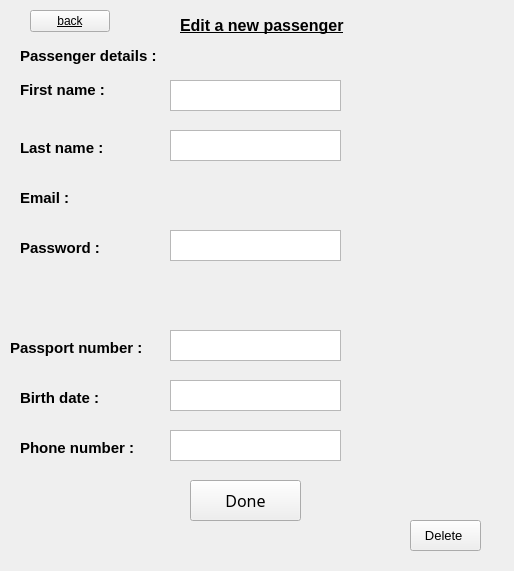
The window that editnewpassenger.ui (Abdelrahman-Shorim/FlightApp) describes before a commit, drawn with Qt 5.
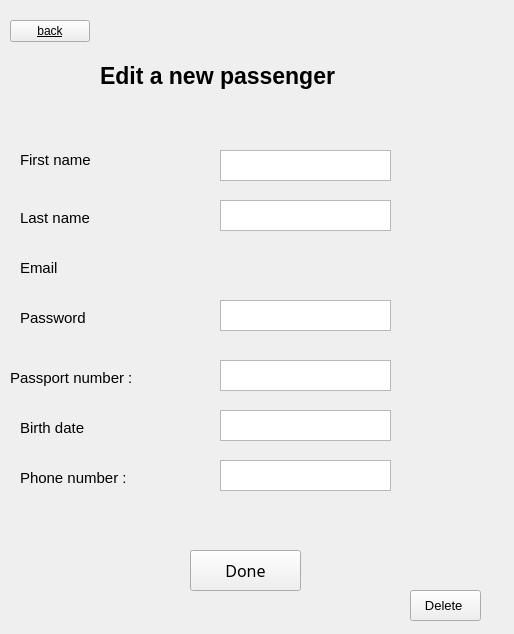
The same window after the commit.

What changed in the file:
```diff
--- a/editnewpassenger.ui
+++ b/editnewpassenger.ui
@@ -7,7 +7,7 @@
     <x>0</x>
     <y>0</y>
     <width>514</width>
-    <height>571</height>
+    <height>634</height>
    </rect>
   </property>
   <property name="font">
@@ -21,50 +21,29 @@
   <widget class="QLabel" name="label">
    <property name="geometry">
     <rect>
-     <x>180</x>
-     <y>10</y>
-     <width>231</width>
-     <height>31</height>
+     <x>100</x>
+     <y>50</y>
+     <width>331</width>
+     <height>51</height>
     </rect>
    </property>
    <property name="font">
     <font>
-     <pointsize>12</pointsize>
+     <pointsize>17</pointsize>
      <weight>75</weight>
      <bold>true</bold>
-     <underline>true</underline>
+     <underline>false</underline>
     </font>
    </property>
    <property name="text">
     <string>Edit a new passenger</string>
    </property>
   </widget>
-  <widget class="QLabel" name="label_2">
-   <property name="geometry">
-    <rect>
-     <x>20</x>
-     <y>40</y>
-     <width>181</width>
-     <height>31</height>
-    </rect>
-   </property>
-   <property name="font">
-    <font>
-     <pointsize>11</pointsize>
-     <weight>75</weight>
-     <bold>true</bold>
-     <underline>false</underline>
-    </font>
-   </property>
-   <property name="text">
-    <string>Passenger details :</string>
-   </property>
-  </widget>
   <widget class="QLabel" name="label_3">
    <property name="geometry">
     <rect>
      <x>20</x>
-     <y>80</y>
+     <y>150</y>
      <width>111</width>
      <height>20</height>
     </rect>
@@ -72,30 +51,37 @@
    <property name="font">
     <font>
      <pointsize>11</pointsize>
-     <weight>75</weight>
-     <bold>true</bold>
+     <weight>50</weight>
+     <bold>false</bold>
      <underline>false</underline>
     </font>
    </property>
    <property name="text">
-    <string>First name :</string>
+    <string>First name </string>
    </property>
   </widget>
   <widget class="QTextEdit" name="firstname">
    <property name="geometry">
     <rect>
-     <x>170</x>
-     <y>80</y>
+     <x>220</x>
+     <y>150</y>
      <width>171</width>
      <height>31</height>
     </rect>
    </property>
+   <property name="font">
+    <font>
+     <weight>50</weight>
+     <bold>false</bold>
+     <underline>true</underline>
+    </font>
+   </property>
   </widget>
   <widget class="QLabel" name="label_4">
    <property name="geometry">
     <rect>
      <x>20</x>
-     <y>140</y>
+     <y>210</y>
      <width>111</width>
      <height>16</height>
     </rect>
@@ -103,24 +89,31 @@
    <property name="font">
     <font>
      <pointsize>11</pointsize>
-     <weight>75</weight>
-     <bold>true</bold>
+     <weight>50</weight>
+     <bold>false</bold>
      <underline>false</underline>
     </font>
    </property>
    <property name="text">
-    <string>Last name :</string>
+    <string>Last name </string>
    </property>
   </widget>
   <widget class="QTextEdit" name="lastname">
    <property name="geometry">
     <rect>
-     <x>170</x>
-     <y>130</y>
+     <x>220</x>
+     <y>200</y>
      <width>171</width>
      <height>31</height>
     </rect>
    </property>
+   <property name="font">
+    <font>
+     <weight>50</weight>
+     <bold>false</bold>
+     <underline>true</underline>
+    </font>
+   </property>
   </widget>
   <widget class="QPushButton" name="pushButton">
    <property name="geometry">
@@ -146,7 +139,7 @@
    <property name="geometry">
     <rect>
      <x>190</x>
-     <y>480</y>
+     <y>550</y>
      <width>111</width>
      <height>41</height>
     </rect>
@@ -184,7 +177,7 @@
    <property name="geometry">
     <rect>
      <x>20</x>
-     <y>190</y>
+     <y>260</y>
      <width>71</width>
      <height>16</height>
     </rect>
@@ -192,20 +185,20 @@
    <property name="font">
     <font>
      <pointsize>11</pointsize>
-     <weight>75</weight>
-     <bold>true</bold>
+     <weight>50</weight>
+     <bold>false</bold>
      <underline>false</underline>
     </font>
    </property>
    <property name="text">
-    <string>Email :</string>
+    <string>Email </string>
    </property>
   </widget>
   <widget class="QLabel" name="label_6">
    <property name="geometry">
     <rect>
      <x>20</x>
-     <y>240</y>
+     <y>310</y>
      <width>101</width>
      <height>16</height>
     </rect>
@@ -213,20 +206,20 @@
    <property name="font">
     <font>
      <pointsize>11</pointsize>
-     <weight>75</weight>
-     <bold>true</bold>
+     <weight>50</weight>
+     <bold>false</bold>
      <underline>false</underline>
     </font>
    </property>
    <property name="text">
-    <string>Password :</string>
+    <string>Password </string>
    </property>
   </widget>
   <widget class="QLabel" name="label_8">
    <property name="geometry">
     <rect>
      <x>10</x>
-     <y>340</y>
+     <y>370</y>
      <width>161</width>
      <height>16</height>
     </rect>
@@ -234,8 +227,8 @@
    <property name="font">
     <font>
      <pointsize>11</pointsize>
-     <weight>75</weight>
-     <bold>true</bold>
+     <weight>50</weight>
+     <bold>false</bold>
      <underline>false</underline>
     </font>
    </property>
@@ -246,28 +239,42 @@
   <widget class="QTextEdit" name="password">
    <property name="geometry">
     <rect>
-     <x>170</x>
-     <y>230</y>
+     <x>220</x>
+     <y>300</y>
      <width>171</width>
      <height>31</height>
     </rect>
    </property>
+   <property name="font">
+    <font>
+     <weight>50</weight>
+     <bold>false</bold>
+     <underline>true</underline>
+    </font>
+   </property>
   </widget>
   <widget class="QTextEdit" name="passportnumber">
    <property name="geometry">
     <rect>
-     <x>170</x>
-     <y>330</y>
+     <x>220</x>
+     <y>360</y>
      <width>171</width>
      <height>31</height>
     </rect>
    </property>
+   <property name="font">
+    <font>
+     <weight>50</weight>
+     <bold>false</bold>
+     <underline>true</underline>
+    </font>
+   </property>
   </widget>
   <widget class="QLabel" name="label_9">
    <property name="geometry">
     <rect>
      <x>20</x>
-     <y>390</y>
+     <y>420</y>
      <width>101</width>
      <height>16</height>
     </rect>
@@ -275,30 +282,37 @@
    <property name="font">
     <font>
      <pointsize>11</pointsize>
-     <weight>75</weight>
-     <bold>true</bold>
+     <weight>50</weight>
+     <bold>false</bold>
      <underline>false</underline>
     </font>
    </property>
    <property name="text">
-    <string>Birth date :</string>
+    <string>Birth date </string>
    </property>
   </widget>
   <widget class="QTextEdit" name="BD">
    <property name="geometry">
     <rect>
-     <x>170</x>
-     <y>380</y>
+     <x>220</x>
+     <y>410</y>
      <width>171</width>
      <height>31</height>
     </rect>
    </property>
+   <property name="font">
+    <font>
+     <weight>50</weight>
+     <bold>false</bold>
+     <underline>true</underline>
+    </font>
+   </property>
   </widget>
   <widget class="QLabel" name="label_10">
    <property name="geometry">
     <rect>
      <x>20</x>
-     <y>440</y>
+     <y>470</y>
      <width>141</width>
      <height>16</height>
     </rect>
@@ -306,8 +320,8 @@
    <property name="font">
     <font>
      <pointsize>11</pointsize>
-     <weight>75</weight>
-     <bold>true</bold>
+     <weight>50</weight>
+     <bold>false</bold>
      <underline>false</underline>
     </font>
    </property>
@@ -318,18 +332,25 @@
   <widget class="QTextEdit" name="phonenumber">
    <property name="geometry">
     <rect>
-     <x>170</x>
-     <y>430</y>
+     <x>220</x>
+     <y>460</y>
      <width>171</width>
      <height>31</height>
     </rect>
    </property>
+   <property name="font">
+    <font>
+     <weight>50</weight>
+     <bold>false</bold>
+     <underline>true</underline>
+    </font>
+   </property>
   </widget>
   <widget class="QPushButton" name="delete_2">
    <property name="geometry">
     <rect>
      <x>410</x>
-     <y>520</y>
+     <y>590</y>
      <width>71</width>
      <height>31</height>
     </rect>
@@ -349,12 +370,19 @@
   <widget class="QPushButton" name="backtousermain">
    <property name="geometry">
     <rect>
-     <x>30</x>
-     <y>10</y>
+     <x>10</x>
+     <y>20</y>
      <width>80</width>
      <height>22</height>
     </rect>
    </property>
+   <property name="font">
+    <font>
+     <weight>50</weight>
+     <bold>false</bold>
+     <underline>true</underline>
+    </font>
+   </property>
    <property name="text">
     <string>back</string>
    </property>
@@ -362,12 +390,19 @@
   <widget class="QLabel" name="email">
    <property name="geometry">
     <rect>
-     <x>180</x>
-     <y>180</y>
+     <x>230</x>
+     <y>250</y>
      <width>151</width>
      <height>31</height>
     </rect>
    </property>
+   <property name="font">
+    <font>
+     <weight>50</weight>
+     <bold>false</bold>
+     <underline>true</underline>
+    </font>
+   </property>
    <property name="text">
     <string/>
    </property>
```
Left out of the diff: 11 changed lines with no effect on the pictures.
